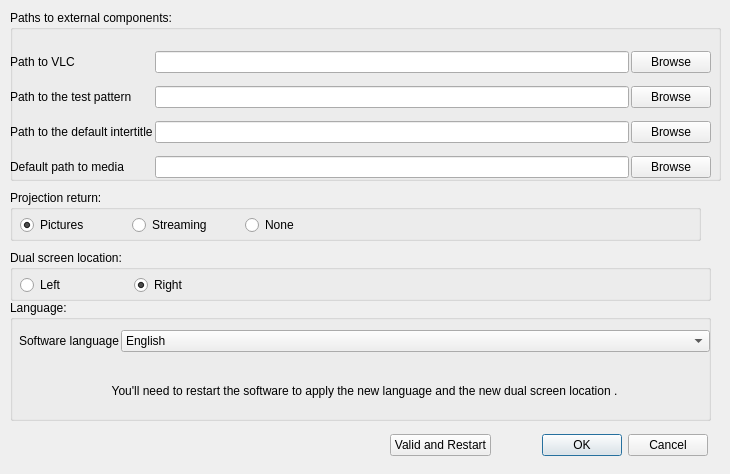
Qt form src/settingswindow.ui (cinemaouvert/OPP) before a commit.
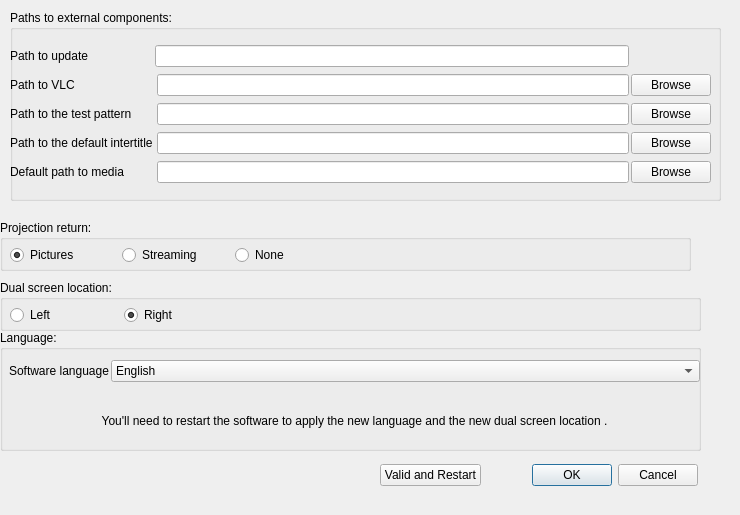
The same form after that commit. Icons and pictures are not drawn.

```diff
--- a/src/settingswindow.ui
+++ b/src/settingswindow.ui
@@ -6,8 +6,8 @@
    <rect>
     <x>0</x>
     <y>0</y>
-    <width>730</width>
-    <height>474</height>
+    <width>740</width>
+    <height>515</height>
    </rect>
   </property>
   <property name="windowTitle">
@@ -22,7 +22,7 @@
      <x>10</x>
      <y>10</y>
      <width>711</width>
-     <height>171</height>
+     <height>191</height>
     </rect>
    </property>
    <property name="title">
@@ -41,55 +41,21 @@
      <property name="spacing">
       <number>2</number>
      </property>
-     <item row="0" column="0">
+     <item row="1" column="0">
       <widget class="QLabel" name="label_VLCPath">
        <property name="text">
         <string>Path to VLC</string>
        </property>
       </widget>
      </item>
-     <item row="0" column="1">
-      <widget class="QLineEdit" name="lineEdit_VLCPath">
-       <property name="text">
-        <string/>
-       </property>
-       <property name="alignment">
-        <set>Qt::AlignRight|Qt::AlignTrailing|Qt::AlignVCenter</set>
-       </property>
-      </widget>
-     </item>
-     <item row="2" column="1">
-      <widget class="QLineEdit" name="lineEdit_intertitlePath">
-       <property name="text">
-        <string/>
-       </property>
-       <property name="alignment">
-        <set>Qt::AlignRight|Qt::AlignTrailing|Qt::AlignVCenter</set>
-       </property>
-      </widget>
-     </item>
-     <item row="1" column="0">
-      <widget class="QLabel" name="label_testPatternPath">
-       <property name="text">
-        <string>Path to the test pattern</string>
-       </property>
-      </widget>
-     </item>
-     <item row="0" column="2">
-      <widget class="QPushButton" name="pushButton_VLCPath">
-       <property name="text">
-        <string>Browse</string>
-       </property>
-      </widget>
-     </item>
-     <item row="1" column="2">
+     <item row="2" column="3">
       <widget class="QPushButton" name="pushButton_testPatternPath">
        <property name="text">
         <string>Browse</string>
        </property>
       </widget>
      </item>
-     <item row="1" column="1">
+     <item row="2" column="2">
       <widget class="QLineEdit" name="lineEdit_testPatternPath">
        <property name="text">
         <string/>
@@ -99,52 +65,96 @@
        </property>
       </widget>
      </item>
-     <item row="2" column="0">
+     <item row="3" column="0">
       <widget class="QLabel" name="label_intertitlePath">
        <property name="text">
         <string>Path to the default intertitle</string>
        </property>
       </widget>
      </item>
-     <item row="2" column="2">
+     <item row="1" column="3">
+      <widget class="QPushButton" name="pushButton_VLCPath">
+       <property name="text">
+        <string>Browse</string>
+       </property>
+      </widget>
+     </item>
+     <item row="2" column="0">
+      <widget class="QLabel" name="label_testPatternPath">
+       <property name="text">
+        <string>Path to the test pattern</string>
+       </property>
+      </widget>
+     </item>
+     <item row="3" column="2">
+      <widget class="QLineEdit" name="lineEdit_intertitlePath">
+       <property name="text">
+        <string/>
+       </property>
+       <property name="alignment">
+        <set>Qt::AlignRight|Qt::AlignTrailing|Qt::AlignVCenter</set>
+       </property>
+      </widget>
+     </item>
+     <item row="1" column="2">
+      <widget class="QLineEdit" name="lineEdit_VLCPath">
+       <property name="text">
+        <string/>
+       </property>
+       <property name="alignment">
+        <set>Qt::AlignRight|Qt::AlignTrailing|Qt::AlignVCenter</set>
+       </property>
+      </widget>
+     </item>
+     <item row="3" column="3">
       <widget class="QPushButton" name="pushButton_intertitlePath">
        <property name="text">
         <string>Browse</string>
        </property>
       </widget>
      </item>
-     <item row="3" column="0">
+     <item row="4" column="2">
+      <widget class="QLineEdit" name="lineEdit_moviesPath">
+       <property name="text">
+        <string/>
+       </property>
+       <property name="alignment">
+        <set>Qt::AlignRight|Qt::AlignTrailing|Qt::AlignVCenter</set>
+       </property>
+      </widget>
+     </item>
+     <item row="4" column="0">
       <widget class="QLabel" name="label_moviesPath">
        <property name="text">
         <string>Default path to media</string>
        </property>
       </widget>
      </item>
-     <item row="3" column="1">
-      <widget class="QLineEdit" name="lineEdit_moviesPath">
-       <property name="text">
-        <string/>
-       </property>
-       <property name="alignment">
-        <set>Qt::AlignRight|Qt::AlignTrailing|Qt::AlignVCenter</set>
-       </property>
-      </widget>
-     </item>
-     <item row="3" column="2">
+     <item row="4" column="3">
       <widget class="QPushButton" name="pushButton_moviesPath">
        <property name="text">
         <string>Browse</string>
        </property>
       </widget>
      </item>
+     <item row="0" column="0">
+      <widget class="QLabel" name="label_UpdatePath">
+       <property name="text">
+        <string>Path to update</string>
+       </property>
+      </widget>
+     </item>
+     <item row="0" column="1" colspan="2">
+      <widget class="QLineEdit" name="lineEdit_UpdatePath"/>
+     </item>
     </layout>
    </widget>
   </widget>
   <widget class="QGroupBox" name="groupBox_2">
    <property name="geometry">
     <rect>
-     <x>10</x>
-     <y>300</y>
+     <x>0</x>
+     <y>330</y>
      <width>701</width>
      <height>121</height>
     </rect>
@@ -226,8 +236,8 @@
   <widget class="QGroupBox" name="groupBox_3">
    <property name="geometry">
     <rect>
-     <x>10</x>
-     <y>250</y>
+     <x>0</x>
+     <y>280</y>
      <width>701</width>
      <height>51</height>
     </rect>
@@ -276,8 +286,8 @@
   <widget class="QGroupBox" name="groupBox_4">
    <property name="geometry">
     <rect>
-     <x>10</x>
-     <y>190</y>
+     <x>0</x>
+     <y>220</y>
      <width>691</width>
      <height>51</height>
     </rect>
@@ -331,8 +341,8 @@
   <widget class="QWidget" name="horizontalLayoutWidget_4">
    <property name="geometry">
     <rect>
-     <x>390</x>
-     <y>420</y>
+     <x>380</x>
+     <y>450</y>
      <width>318</width>
      <height>51</height>
     </rect>
```
